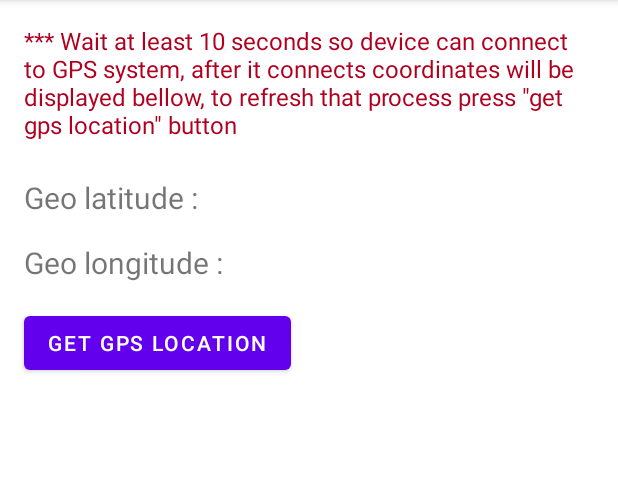
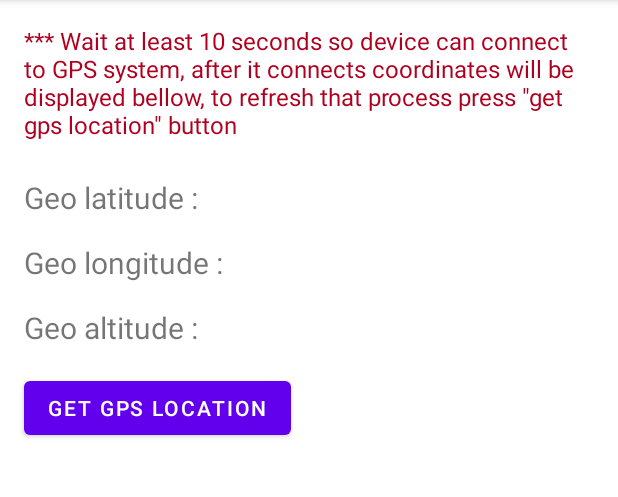
Before and after one commit to manojlovicsergej/GPSProviderLocation, an Android app: the screen it shows after launch (MainActivity), on a phone screen of 412 x 824 dp, the part 84-581 px from its top. Run offline under Robolectric (Android 15) with nearby library versions, the phone set to English and light mode, and no system bars.

Commit message:
added altitude measurement

```diff
--- a/app/src/main/java/com/example/gpsproviderlocation/MainActivity.java
+++ b/app/src/main/java/com/example/gpsproviderlocation/MainActivity.java
@@ -19,6 +19,7 @@ public class MainActivity extends AppCompatActivity {
 
     private TextView geoLatitudeTextView;
     private TextView geoLongitudeTextView;
+    private TextView geoAltitudeTextView;
 
     private Button getGpsLocationButton;
 
@@ -34,6 +35,7 @@ public class MainActivity extends AppCompatActivity {
         geoLatitudeTextView = findViewById(R.id.geoLatitude);
         geoLongitudeTextView = findViewById(R.id.geoLongitude);
         getGpsLocationButton = findViewById(R.id.getGpsLocationButton);
+        geoAltitudeTextView = findViewById(R.id.geoAltitude);
         locationManager = (LocationManager) getSystemService(LOCATION_SERVICE);
 
         //getting location on button click , refreshing state
@@ -54,6 +56,7 @@ public class MainActivity extends AppCompatActivity {
                 public void onLocationChanged(@NonNull Location location) {
                     geoLatitudeTextView.setText(String.valueOf(location.getLatitude()));
                     geoLongitudeTextView.setText(String.valueOf(location.getLongitude()));
+                    geoAltitudeTextView.setText(String.valueOf(location.getAltitude()));
                 }
             });
         } else {
--- a/app/src/main/res/layout/activity_main.xml
+++ b/app/src/main/res/layout/activity_main.xml
@@ -29,6 +29,17 @@
         app:layout_constraintTop_toBottomOf="@+id/textView" />
 
     <TextView
+        android:id="@+id/textView4"
+        android:layout_width="wrap_content"
+        android:layout_height="wrap_content"
+        android:layout_marginStart="16dp"
+        android:layout_marginTop="16dp"
+        android:text="Geo altitude :"
+        android:textSize="20sp"
+        app:layout_constraintStart_toStartOf="parent"
+        app:layout_constraintTop_toBottomOf="@+id/textView2" />
+
+    <TextView
         android:id="@+id/textView3"
         android:layout_width="match_parent"
         android:layout_height="wrap_content"
@@ -50,7 +61,7 @@
         android:layout_marginTop="16dp"
         android:text="GET GPS LOCATION"
         app:layout_constraintStart_toStartOf="parent"
-        app:layout_constraintTop_toBottomOf="@+id/textView2" />
+        app:layout_constraintTop_toBottomOf="@+id/textView4" />
 
     <TextView
         android:id="@+id/geoLatitude"
@@ -73,4 +84,15 @@
         android:textSize="20sp"
         app:layout_constraintStart_toEndOf="@+id/textView2"
         app:layout_constraintTop_toBottomOf="@+id/geoLatitude" />
+
+    <TextView
+        android:id="@+id/geoAltitude"
+        android:layout_width="wrap_content"
+        android:layout_height="wrap_content"
+        android:layout_marginStart="8dp"
+        android:layout_marginTop="16dp"
+        android:textColor="#b00020"
+        android:textSize="20sp"
+        app:layout_constraintStart_toEndOf="@+id/textView4"
+        app:layout_constraintTop_toBottomOf="@+id/geoLongitude" />
 </androidx.constraintlayout.widget.ConstraintLayout>
```
